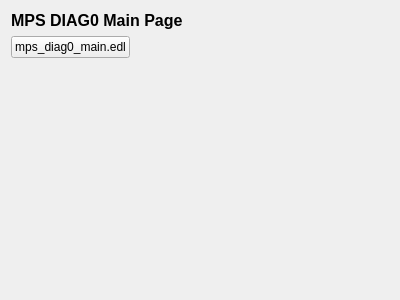
ad-build-test/pydm-mps, file diag0_main.ui: the form before one commit.
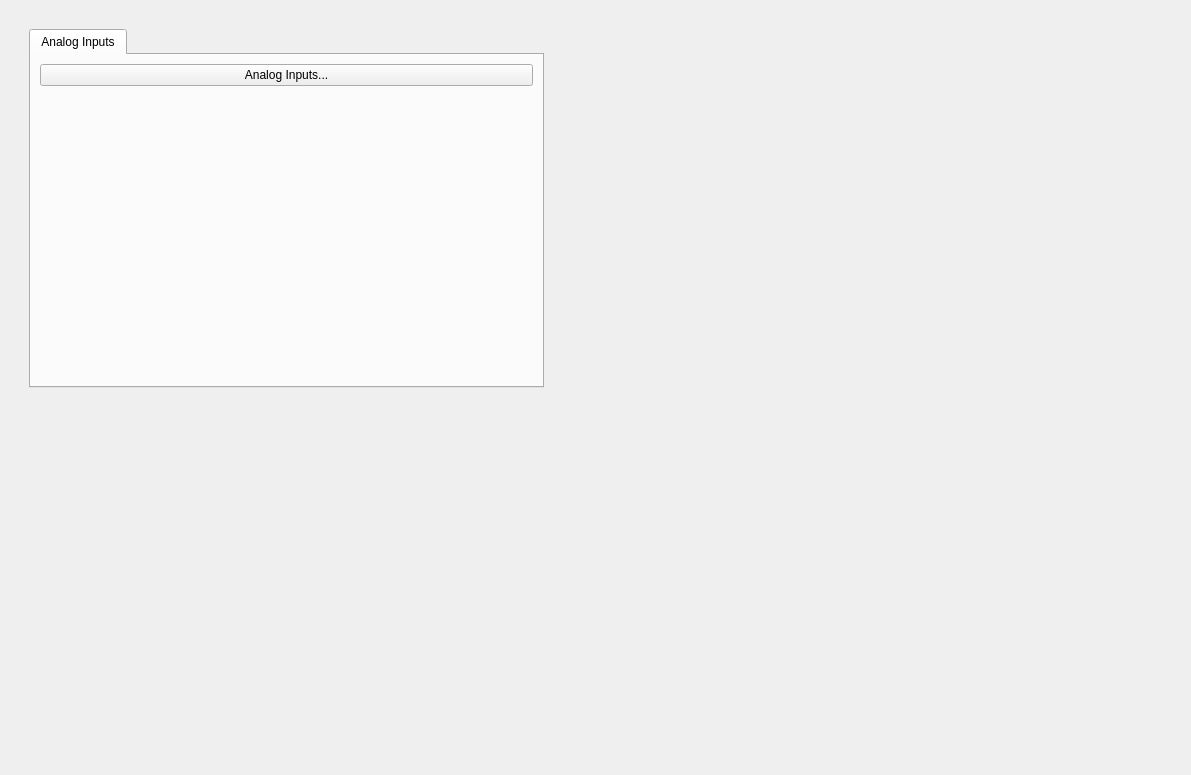
The form after the commit. Custom widgets are drawn as their Qt base class.

What changed in the file:
```diff
--- a/diag0_main.ui
+++ b/diag0_main.ui
@@ -6,16 +6,68 @@
    <rect>
     <x>0</x>
     <y>0</y>
-    <width>400</width>
-    <height>300</height>
+    <width>1191</width>
+    <height>775</height>
    </rect>
   </property>
   <property name="windowTitle">
    <string>Form</string>
   </property>
   <layout class="QGridLayout" name="gridLayout">
-   <item row="2" column="0">
-    <spacer name="verticalSpacer">
+   <item row="0" column="0">
+    <widget class="QFrame" name="frame">
+     <property name="frameShape">
+      <enum>QFrame::NoFrame</enum>
+     </property>
+     <property name="frameShadow">
+      <enum>QFrame::Plain</enum>
+     </property>
+     <layout class="QGridLayout" name="gridLayout_2">
+      <item row="0" column="1">
+       <widget class="QFrame" name="frame_2">
+        <property name="frameShape">
+         <enum>QFrame::NoFrame</enum>
+        </property>
+        <property name="frameShadow">
+         <enum>QFrame::Raised</enum>
+        </property>
+        <layout class="QGridLayout" name="gridLayout_3">
+         <item row="1" column="0">
+          <widget class="PyDMDrawingImage" name="PyDMDrawingImage_2">
+           <property name="minimumSize">
+            <size>
+             <width>80</width>
+             <height>75</height>
+            </size>
+           </property>
+           <property name="maximumSize">
+            <size>
+             <width>80</width>
+             <height>75</height>
+            </size>
+           </property>
+           <property name="toolTip">
+            <string/>
+           </property>
+           <property name="styleSheet">
+            <string notr="true"/>
+           </property>
+           <property name="brush" stdset="0">
+            <brush brushstyle="SolidPattern">
+             <color alpha="255">
+              <red>193</red>
+              <green>193</green>
+              <blue>195</blue>
+             </color>
+            </brush>
+           </property>
+           <property name="filename" stdset="0">
+            <string>lcls_mps_lockup_stacked_digital.png</string>
+           </property>
+          </widget>
+         </item>
+         <item row="0" column="0">
+          <spacer name="verticalSpacer_2">
      <property name="orientation">
       <enum>Qt::Vertical</enum>
      </property>
@@ -27,7 +79,19 @@
      </property>
     </spacer>
    </item>
-   <item row="1" column="1">
+        </layout>
+       </widget>
+      </item>
+      <item row="0" column="0">
+       <widget class="QFrame" name="frame_3">
+        <property name="frameShape">
+         <enum>QFrame::NoFrame</enum>
+        </property>
+        <property name="frameShadow">
+         <enum>QFrame::Raised</enum>
+        </property>
+        <layout class="QGridLayout" name="gridLayout_4">
+         <item row="0" column="1">
     <spacer name="horizontalSpacer">
      <property name="orientation">
       <enum>Qt::Horizontal</enum>
@@ -40,13 +104,29 @@
      </property>
     </spacer>
    </item>
-   <item row="1" column="0">
-    <widget class="PyDMEDMDisplayButton" name="PyDMEDMDisplayButton">
+         <item row="0" column="0">
+          <widget class="QTabWidget" name="tabWidget_2">
+           <property name="currentIndex">
+            <number>0</number>
+           </property>
+           <widget class="QWidget" name="tab_2">
+            <attribute name="title">
+             <string>Analog Inputs</string>
+            </attribute>
+            <layout class="QGridLayout" name="gridLayout_11">
+             <item row="0" column="0">
+              <widget class="PyDMRelatedDisplayButton" name="PyDMRelatedDisplayButton">
+               <property name="minimumSize">
+                <size>
+                 <width>150</width>
+                 <height>20</height>
+                </size>
+               </property>
      <property name="toolTip">
       <string/>
      </property>
      <property name="text">
-      <string>mps_diag0_main.edl</string>
+                <string>Analog Inputs...</string>
      </property>
      <property name="filenames" stdset="0">
       <stringlist>
@@ -55,39 +135,63 @@
      </property>
      <property name="macros" stdset="0">
       <stringlist>
-       <string>SYS=SYS0,srce=sc,area=diag0,x=3,EVGLOCA=IN20,subsys=mps,y=14,EVG_UNIT=EV01</string>
-      </stringlist>
-     </property>
-    </widget>
-   </item>
-   <item row="0" column="0" colspan="2">
-    <widget class="QLabel" name="label">
-     <property name="font">
-      <font>
-       <pointsize>12</pointsize>
-       <weight>75</weight>
-       <bold>true</bold>
-      </font>
-     </property>
-     <property name="text">
-      <string>MPS DIAG0 Main Page</string>
-     </property>
+                 <string>{&quot;AREA&quot;:&quot;DIAG0&quot;}</string>
+                </stringlist>
+               </property>
+               <property name="openInNewWindow" stdset="0">
+                <bool>true</bool>
+               </property>
+              </widget>
+             </item>
+             <item row="1" column="0">
+              <spacer name="verticalSpacer">
+               <property name="orientation">
+                <enum>Qt::Vertical</enum>
+               </property>
+               <property name="sizeHint" stdset="0">
+                <size>
+                 <width>20</width>
+                 <height>40</height>
+                </size>
+               </property>
+              </spacer>
+             </item>
+            </layout>
+           </widget>
+          </widget>
+         </item>
+         <item row="1" column="0">
+          <spacer name="verticalSpacer_3">
+           <property name="orientation">
+            <enum>Qt::Vertical</enum>
+           </property>
+           <property name="sizeHint" stdset="0">
+            <size>
+             <width>20</width>
+             <height>40</height>
+            </size>
+           </property>
+          </spacer>
+         </item>
+        </layout>
+       </widget>
+      </item>
+     </layout>
     </widget>
    </item>
   </layout>
  </widget>
  <customwidgets>
+  <customwidget>
+   <class>PyDMDrawingImage</class>
+   <extends>QWidget</extends>
+   <header>pydm.widgets.drawing</header>
+  </customwidget>
   <customwidget>
    <class>PyDMRelatedDisplayButton</class>
    <extends>QPushButton</extends>
    <header>pydm.widgets.related_display_button</header>
   </customwidget>
-  <customwidget>
-   <class>PyDMEDMDisplayButton</class>
-   <extends>PyDMRelatedDisplayButton</extends>
-   <header>edmbutton.edm_button</header>
-   <container>1</container>
-  </customwidget>
  </customwidgets>
  <resources/>
  <connections/>
```
Left out of the diff: 12 changed lines with no effect on the pictures. Lines whose indentation alone changed are shown as unchanged.
